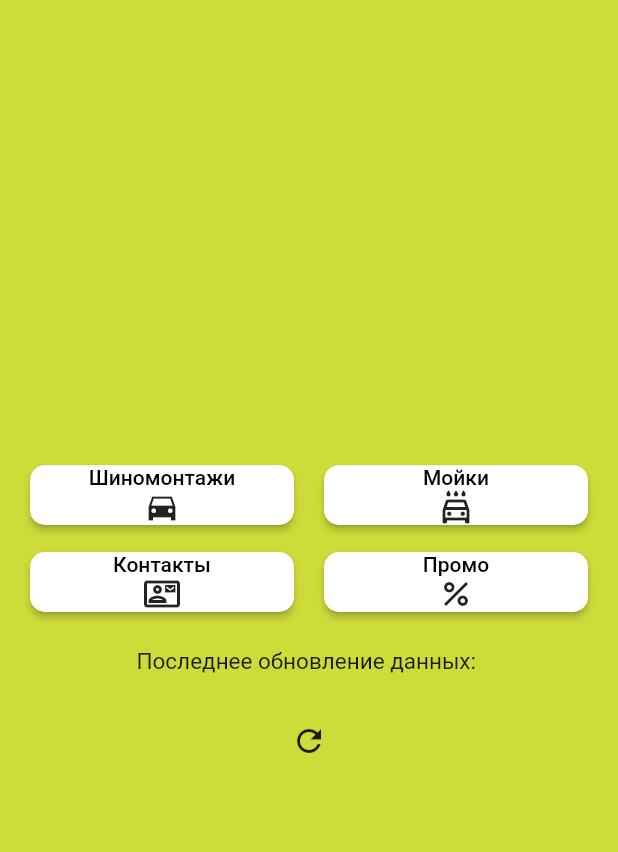
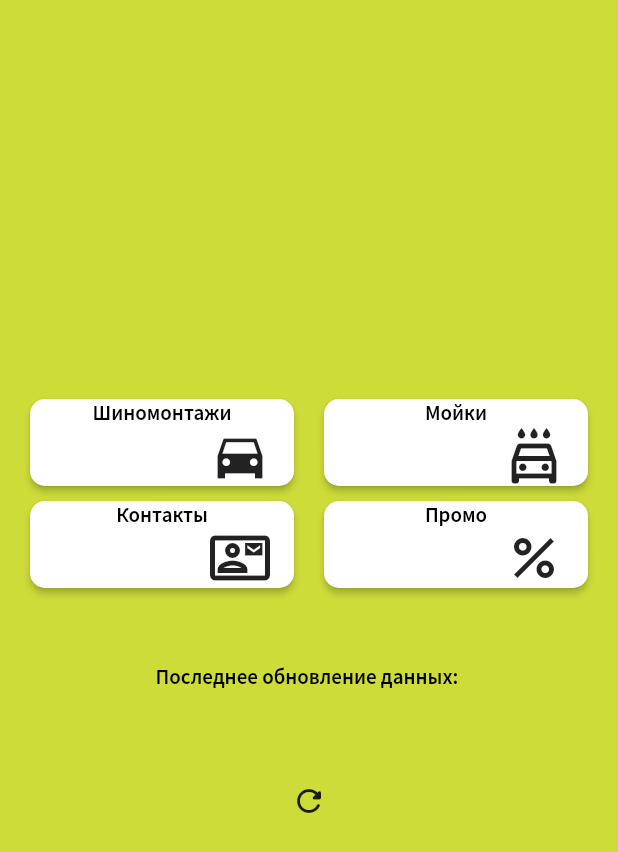
Before and after one commit to AgeDim/liga_shin_test, a Flutter app: the screen it shows after launch, on a phone screen of 412 x 824 dp. Shown: the top 852 px of the screen. Run offline on Flutter 3.47's test engine with Material 2 defaults, Android fonts, the phone set to English and light mode, and no system bars; our stand-ins replace geolocator, shared_preferences; missing offline and left inert: yandex_mapkit; network calls fail; statements that could not run were skipped.

Commit message:
refactor start page, added button and logic for nearest object in map, wrapping objects in map to cluster collection for best view

```diff
--- a/lib/features/info_page/info_page.dart
+++ b/lib/features/info_page/info_page.dart
@@ -3,7 +3,7 @@ import 'package:liga_shin_test/features/model/shimont.dart';
 import 'package:url_launcher/url_launcher.dart';
 
 import '../main_page/widgets/diamondClipper.dart';
-import '../style/style_lybrary.dart';
+import '../style/style_library.dart';
 
 class InfoPage extends StatelessWidget {
   final Data point;
@@ -86,7 +86,7 @@ class InfoPage extends StatelessWidget {
             Container(
               alignment: Alignment.centerLeft,
               margin: const EdgeInsets.all(15),
-              child: Text(point.tvCoords),
+              child: Text("GPS координаты: ${point.tvCoords}"),
             ),
             Container(
               margin: const EdgeInsets.symmetric(horizontal: 15),
--- a/lib/features/start_page/start_page.dart
+++ b/lib/features/start_page/start_page.dart
@@ -1,7 +1,7 @@
 import 'package:flutter/material.dart';
 import 'package:liga_shin_test/features/contact_page/contact_page.dart';
 import 'package:liga_shin_test/features/model/provider_shimont.dart';
-import 'package:liga_shin_test/features/style/style_lybrary.dart';
+import 'package:liga_shin_test/features/style/style_library.dart';
 import 'package:provider/provider.dart';
 import 'package:shared_preferences/shared_preferences.dart';
 import 'package:intl/intl.dart';
@@ -52,15 +52,10 @@ class _StartPageState extends State<StartPage> {
         child: Column(
           mainAxisAlignment: MainAxisAlignment.center,
           children: [
-            Table(
-              columnWidths: const {
-                0: FlexColumnWidth(1),
-                1: FlexColumnWidth(1),
-              },
+            Row(
+              mainAxisAlignment: MainAxisAlignment.spaceBetween,
               children: [
-                TableRow(
-                  children: [
-                    TableCell(
+                Expanded(
                   child: Container(
                     margin: const EdgeInsets.only(left: 20, right: 10),
                     child: ElevatedButton(
@@ -72,22 +67,28 @@ class _StartPageState extends State<StartPage> {
                                 builder: (context) =>
                                     const MapPage(type: "shimont")));
                       },
-                          child: const Column(
+                      child: Column(
                         children: [
                           Text(
                             'Шиномонтажи',
-                                style: TextStyle(color: Colors.black),
+                            style: StyleLibrary.text.black14,
                           ),
+                          const Row(
+                            mainAxisAlignment: MainAxisAlignment.end,
+                            children: [
                               Icon(
                                 Icons.directions_car_sharp,
                                 color: Colors.black87,
+                                size: 40,
+                              ),
+                            ],
                           )
                         ],
                       ),
                     ),
                   ),
                 ),
-                    TableCell(
+                Expanded(
                   child: Container(
                     margin: const EdgeInsets.only(left: 10, right: 20),
                     child: ElevatedButton(
@@ -99,15 +100,21 @@ class _StartPageState extends State<StartPage> {
                                 builder: (context) =>
                                     const MapPage(type: "carWashing")));
                       },
-                          child: const Column(
+                      child: Column(
                         children: [
                           Text(
                             'Мойки',
-                                style: TextStyle(color: Colors.black),
+                            style: StyleLibrary.text.black14,
                           ),
+                          const Row(
+                            mainAxisAlignment: MainAxisAlignment.end,
+                            children: [
                               Icon(
                                 Icons.local_car_wash_outlined,
                                 color: Colors.black87,
+                                size: 40,
+                              ),
+                            ],
                           )
                         ],
                       ),
@@ -116,9 +123,10 @@ class _StartPageState extends State<StartPage> {
                 ),
               ],
             ),
-                TableRow(
+            Row(
+              mainAxisAlignment: MainAxisAlignment.spaceBetween,
               children: [
-                    TableCell(
+                Expanded(
                   child: Container(
                     margin: const EdgeInsets.only(left: 20, right: 10, top: 10),
                     child: ElevatedButton(
@@ -126,22 +134,28 @@ class _StartPageState extends State<StartPage> {
                       onPressed: () {
                         Navigator.pushNamed(context, ContactPage.routeName);
                       },
-                          child: const Column(
+                      child: Column(
                         children: [
                           Text(
                             'Контакты',
-                                style: TextStyle(color: Colors.black),
+                            style: StyleLibrary.text.black14,
                           ),
+                          const Row(
+                            mainAxisAlignment: MainAxisAlignment.end,
+                            children: [
                               Icon(
                                 Icons.contact_mail_outlined,
                                 color: Colors.black87,
+                                size: 40,
+                              ),
+                            ],
                           )
                         ],
                       ),
                     ),
                   ),
                 ),
-                    TableCell(
+                Expanded(
                   child: Container(
                     margin: const EdgeInsets.only(left: 10, right: 20, top: 10),
                     child: ElevatedButton(
@@ -149,16 +163,22 @@ class _StartPageState extends State<StartPage> {
                       onPressed: () {
                         Navigator.pushNamed(context, PromoPage.routeName);
                       },
-                          child: const Column(
+                      child: Column(
                         children: [
                           Text(
                             'Промо',
-                                style: TextStyle(color: Colors.black),
+                            style: StyleLibrary.text.black14,
                           ),
+                          const Row(
+                            mainAxisAlignment: MainAxisAlignment.end,
+                            children: [
                               Icon(
                                 Icons.percent_outlined,
                                 color: Colors.black87,
-                              )
+                                size: 40,
+                              ),
+                            ],
+                          ),
                         ],
                       ),
                     ),
@@ -166,16 +186,14 @@ class _StartPageState extends State<StartPage> {
                 ),
               ],
             ),
-              ],
-            ),
             Column(
               children: [
                 Container(
-                  margin: const EdgeInsets.all(20),
+                  margin:
+                      const EdgeInsets.symmetric(vertical: 50, horizontal: 20),
                   child: Text(
                       "Последнее обновление данных: ${formatDate(updatedTime)}",
-                    style: const TextStyle(fontSize: 15),
-                  ),
+                      style: StyleLibrary.text.black14),
                 ),
                 IconButton(
                     onPressed: () {
@@ -183,7 +201,7 @@ class _StartPageState extends State<StartPage> {
                           .updateLists();
                       _setUpdTime();
                     },
-                    icon: const Icon(Icons.refresh_outlined))
+                    icon: const Icon(Icons.refresh_rounded))
               ],
             ),
           ],
--- /dev/null
+++ b/lib/features/style/font_style.dart
@@ -0,0 +1,6 @@
+import 'package:flutter/material.dart';
+
+class FontStyle {
+  TextStyle black14 =
+      const TextStyle(fontFamily: 'Source Sans Pro', fontSize: 14, color: Colors.black);
+}
--- /dev/null
+++ b/lib/features/style/style_library.dart
@@ -0,0 +1,11 @@
+import 'package:liga_shin_test/features/style/button_style.dart';
+import 'package:liga_shin_test/features/style/color_style.dart';
+import 'package:liga_shin_test/features/style/font_style.dart';
+import 'package:liga_shin_test/features/style/gradient_style.dart';
+
+class StyleLibrary {
+  static var button = CustomButtonStyle();
+  static var gradient = CustomGradientStyle();
+  static var color = CustomColors();
+  static var text = FontStyle();
+}
```
Also changed, not shown: lib/features/main_page/map_page.dart (+158 -23 lines), lib/features/main_page/widgets/selected_placemark_card.dart (+6 -4 lines), lib/features/style/style_lybrary.dart (deleted, +0 -9 lines), pubspec.yaml (+7 -0 lines), lib/assets/fonts/Montserrat-Black.ttf (added), lib/assets/fonts/SourceSansPro-SemiBold.ttf (added), pubspec.lock. Lines whose indentation alone changed are shown as unchanged.
